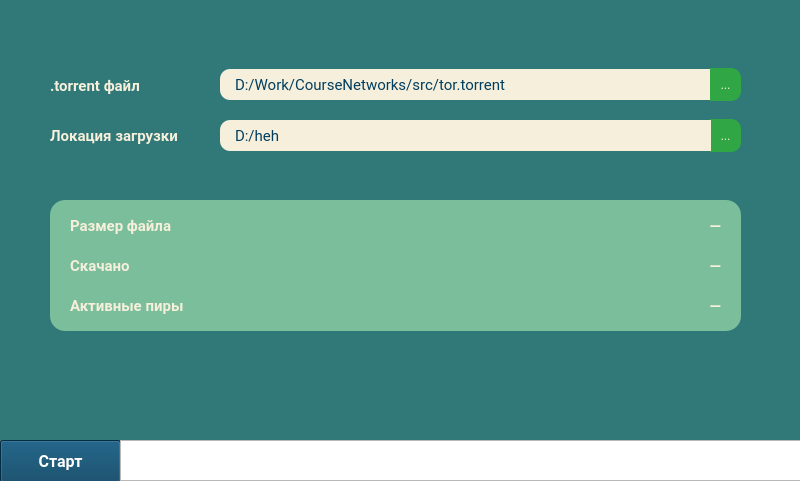
Before: the Qt Designer form src/ui/form.ui in Bryanskaya/CourseNetworks, drawn with Qt 5.
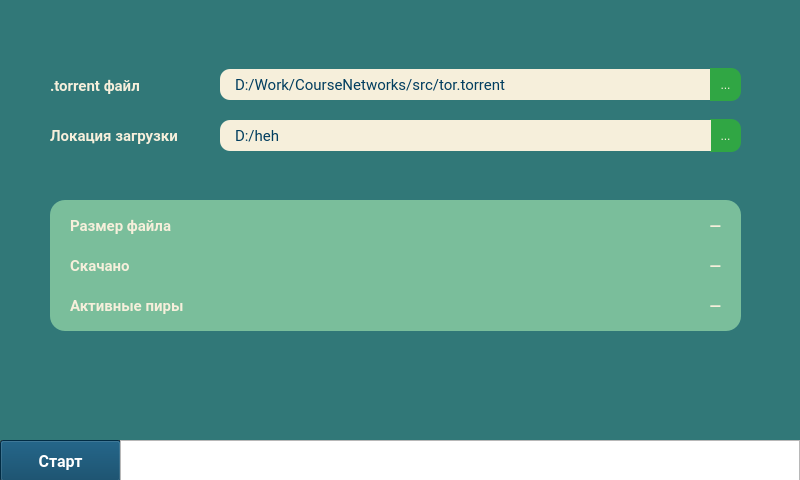
After: the same form once the commit is applied.

The edit to the form file:
```diff
--- a/src/ui/form.ui
+++ b/src/ui/form.ui
@@ -7,7 +7,7 @@
     <x>0</x>
     <y>0</y>
     <width>800</width>
-    <height>481</height>
+    <height>480</height>
    </rect>
   </property>
   <property name="palette">
@@ -1749,7 +1749,7 @@
      <x>0</x>
      <y>440</y>
      <width>121</width>
-     <height>43</height>
+     <height>42</height>
     </rect>
    </property>
    <property name="palette">
@@ -2253,7 +2253,7 @@
     <rect>
      <x>120</x>
      <y>440</y>
-     <width>681</width>
+     <width>680</width>
      <height>41</height>
     </rect>
    </property>
```
